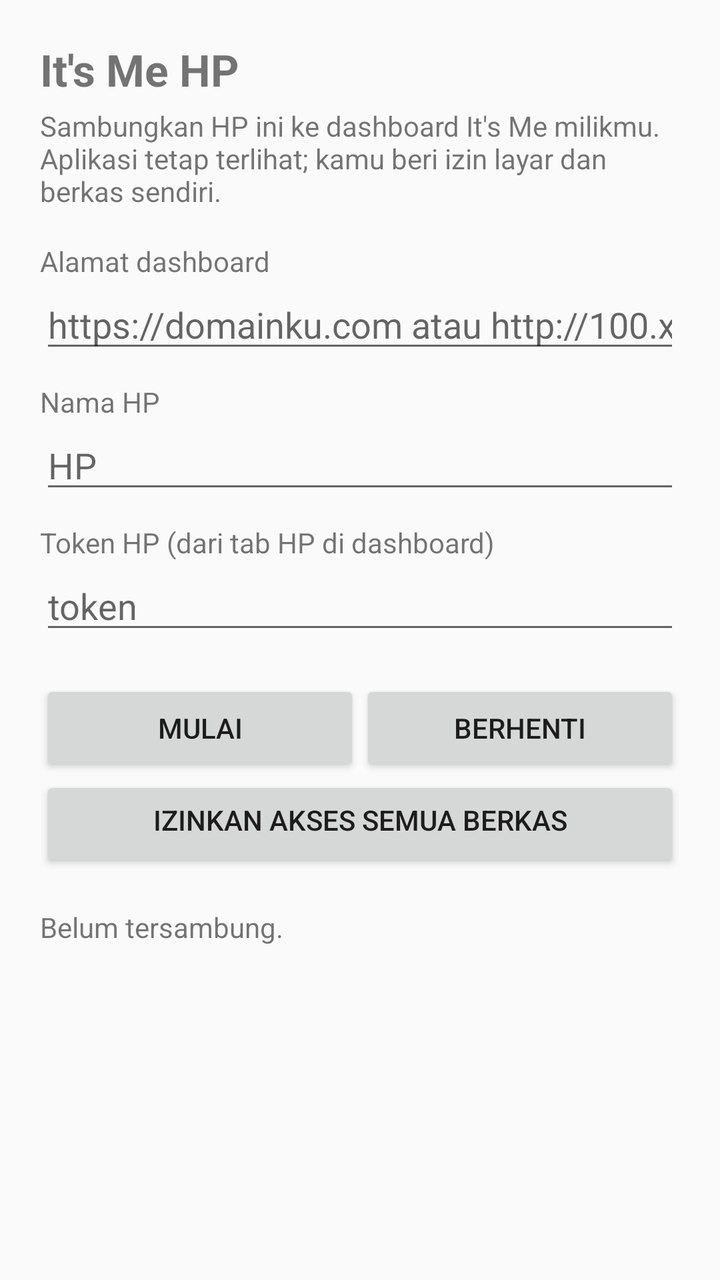
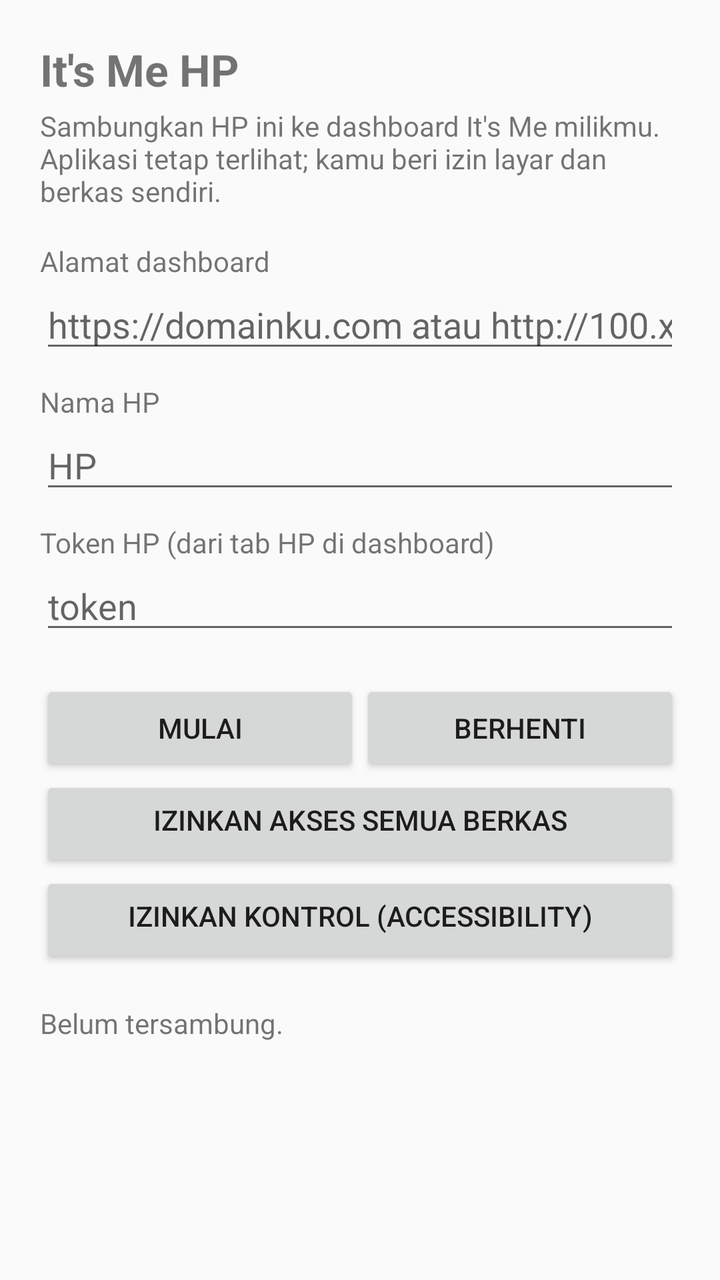

Screens rendered from an Android XML layout before and after an edit, with the pre-edit source and the edit as a unified diff.
<!-- AndroidManifest.xml: application theme Theme.ItsMeHP -->
<!-- res/layout/activity_main.xml -->
<?xml version="1.0" encoding="utf-8"?>
<ScrollView xmlns:android="http://schemas.android.com/apk/res/android"
    android:layout_width="match_parent"
    android:layout_height="match_parent"
    android:fillViewport="true">

    <LinearLayout
        android:layout_width="match_parent"
        android:layout_height="wrap_content"
        android:orientation="vertical"
        android:padding="20dp">

        <TextView
            android:layout_width="wrap_content"
            android:layout_height="wrap_content"
            android:text="It's Me HP"
            android:textSize="22sp"
            android:textStyle="bold"
            android:paddingBottom="4dp" />

        <TextView
            android:layout_width="match_parent"
            android:layout_height="wrap_content"
            android:text="Sambungkan HP ini ke dashboard It's Me milikmu. Aplikasi tetap terlihat; kamu beri izin layar dan berkas sendiri."
            android:paddingBottom="16dp" />

        <TextView android:layout_width="wrap_content" android:layout_height="wrap_content" android:text="Alamat dashboard" />
        <EditText
            android:id="@+id/url"
            android:layout_width="match_parent"
            android:layout_height="wrap_content"
            android:hint="https://domainku.com atau http://100.x.y.z:8750"
            android:inputType="textUri"
            android:autofillHints="" />

        <TextView android:layout_width="wrap_content" android:layout_height="wrap_content" android:text="Nama HP" android:paddingTop="10dp" />
        <EditText
            android:id="@+id/name"
            android:layout_width="match_parent"
            android:layout_height="wrap_content"
            android:hint="HP"
            android:inputType="text"
            android:autofillHints="" />

        <TextView android:layout_width="wrap_content" android:layout_height="wrap_content" android:text="Token HP (dari tab HP di dashboard)" android:paddingTop="10dp" />
        <EditText
            android:id="@+id/token"
            android:layout_width="match_parent"
            android:layout_height="wrap_content"
            android:hint="token"
            android:inputType="textVisiblePassword"
            android:autofillHints="" />

        <LinearLayout
            android:layout_width="match_parent"
            android:layout_height="wrap_content"
            android:orientation="horizontal"
            android:paddingTop="18dp">
            <Button android:id="@+id/start" android:layout_width="0dp" android:layout_height="wrap_content" android:layout_weight="1" android:text="Mulai" />
            <Button android:id="@+id/stop" android:layout_width="0dp" android:layout_height="wrap_content" android:layout_weight="1" android:text="Berhenti" />
        </LinearLayout>

        <Button android:id="@+id/files" android:layout_width="match_parent" android:layout_height="wrap_content" android:text="Izinkan akses semua berkas" android:paddingTop="6dp" />

        <TextView
            android:id="@+id/status"
            android:layout_width="match_parent"
            android:layout_height="wrap_content"
            android:paddingTop="18dp"
            android:text="Belum tersambung." />
    </LinearLayout>
</ScrollView>
<!-- resources referenced by this layout -->
<resources>
  <style name="Theme.ItsMeHP" parent="Theme.AppCompat.DayNight.NoActionBar" />
</resources>

<!-- the commit's change to res/layout/activity_main.xml (unified diff, before → after) -->
@@ -62,6 +62,8 @@
 
         <Button android:id="@+id/files" android:layout_width="match_parent" android:layout_height="wrap_content" android:text="Izinkan akses semua berkas" android:paddingTop="6dp" />
 
+        <Button android:id="@+id/control" android:layout_width="match_parent" android:layout_height="wrap_content" android:text="Izinkan kontrol (Accessibility)" android:paddingTop="6dp" />
+
         <TextView
             android:id="@+id/status"
             android:layout_width="match_parent"
